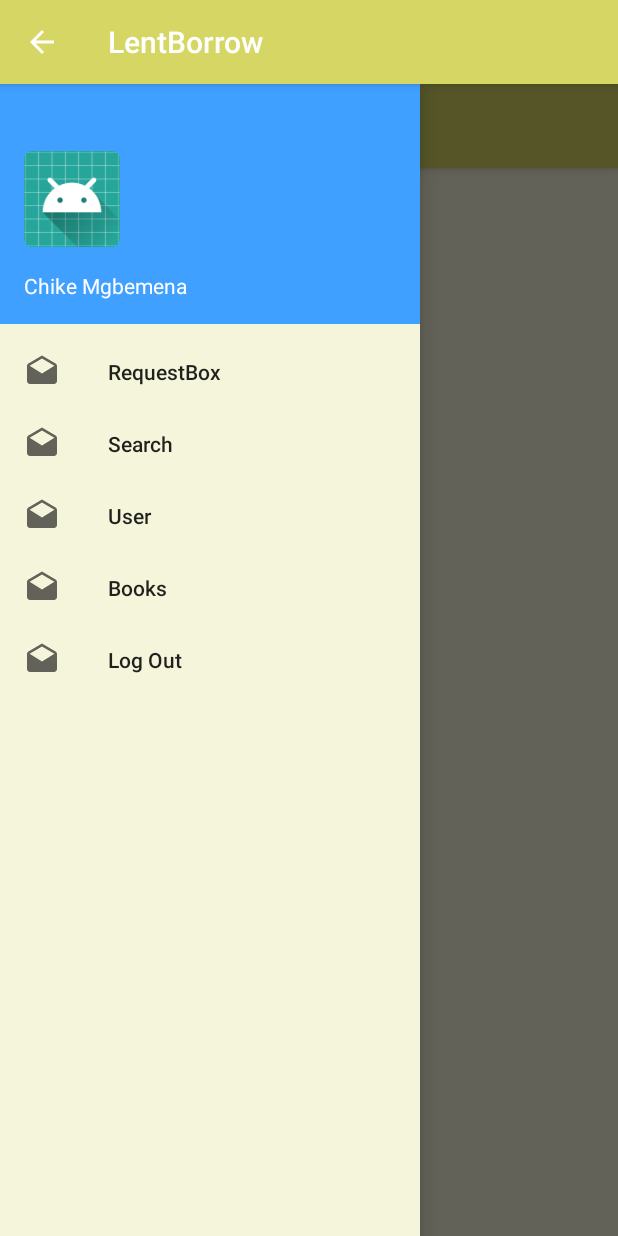
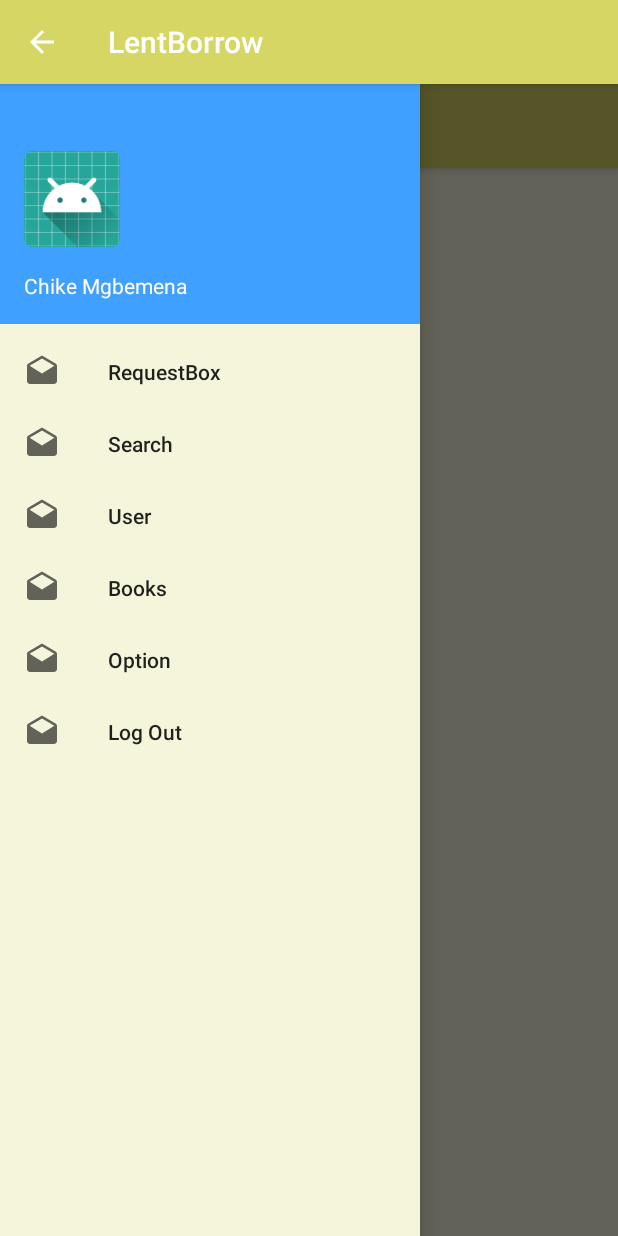
Before and after one commit to ShotaKu/LentBorrow, an Android app: the screen it shows after launch once a user with an empty profile is signed in (MainActivity), with the side drawer open, on a phone screen of 412 x 824 dp. Run offline under Robolectric (Android 15) with nearby library versions, the phone set to English and light mode, and no system bars; our stand-ins replace Firebase (no records; nobody signed in at launch, a user with empty details on screens opened directly).

Commit message:
Add option to menu layout

```diff
--- a/app/src/main/res/menu/activity_main_drawer.xml
+++ b/app/src/main/res/menu/activity_main_drawer.xml
@@ -15,6 +15,9 @@
             android:title="Books" />
         <item android:id="@+id/nav_item_five"
             android:icon="@drawable/ic_drafts_black_24dp"
+            android:title="Option" />
+        <item android:id="@+id/nav_item_six"
+            android:icon="@drawable/ic_drafts_black_24dp"
             android:title="Log Out" />
     </group>
 
```
